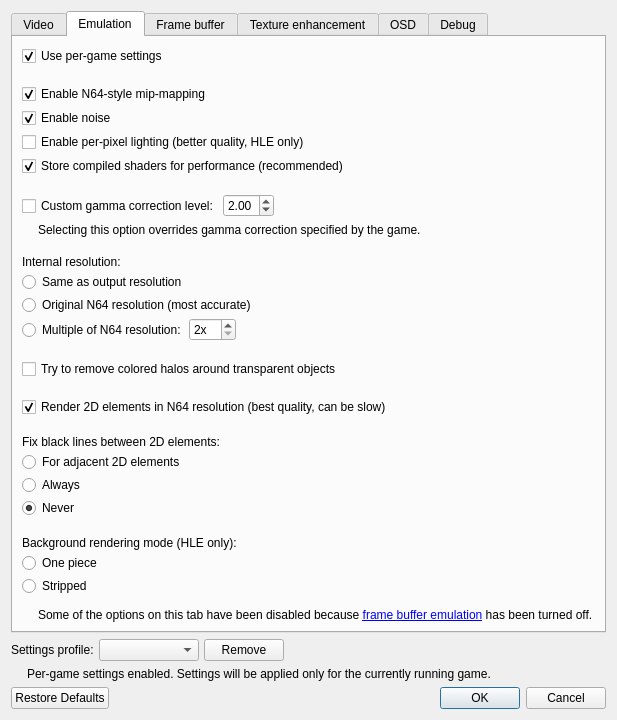
gonetz/GLideN64, file src/GLideNUI/configDialog.ui: the form before one commit.
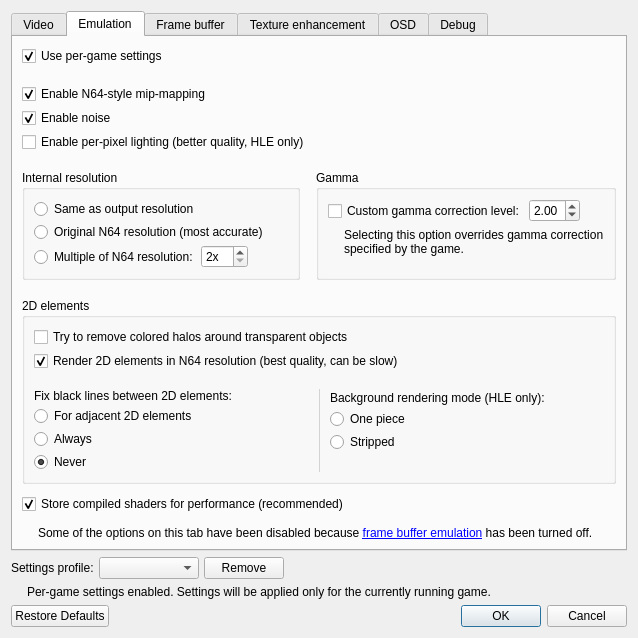
The form after the commit. The open tabs and pages were chosen to show the change. Icons and pictures are not drawn.

Commit message: UI refresh: emulation tab condensed vertically

```diff
--- a/src/GLideNUI/configDialog.ui
+++ b/src/GLideNUI/configDialog.ui
@@ -10,7 +10,7 @@
     <x>0</x>
     <y>0</y>
     <width>559</width>
-    <height>603</height>
+    <height>685</height>
    </rect>
   </property>
   <property name="windowTitle">
@@ -29,10 +29,16 @@
    </property>
    <item>
     <widget class="QTabWidget" name="tabWidget">
+     <property name="sizePolicy">
+      <sizepolicy hsizetype="Expanding" vsizetype="Preferred">
+       <horstretch>0</horstretch>
+       <verstretch>0</verstretch>
+      </sizepolicy>
+     </property>
      <property name="minimumSize">
       <size>
        <width>0</width>
-       <height>590</height>
+       <height>530</height>
       </size>
      </property>
      <property name="usesScrollButtons">
@@ -941,8 +947,8 @@
                   </property>
                   <property name="sizeHint" stdset="0">
                    <size>
-                    <width>20</width>
-                    <height>40</height>
+                    <width>0</width>
+                    <height>0</height>
                    </size>
                   </property>
                  </spacer>
@@ -991,8 +997,8 @@
                   </property>
                   <property name="sizeHint" stdset="0">
                    <size>
-                    <width>20</width>
-                    <height>40</height>
+                    <width>0</width>
+                    <height>0</height>
                    </size>
                   </property>
                  </spacer>
@@ -1156,43 +1162,108 @@
               </property>
              </widget>
             </item>
+           </layout>
+          </widget>
+         </item>
             <item>
-             <widget class="QCheckBox" name="enableShadersStorageCheckBox">
+          <layout class="QHBoxLayout" name="horizontalLayout_20">
+           <property name="spacing">
+            <number>16</number>
+           </property>
+           <item>
+            <widget class="QGroupBox" name="factorGroupBox">
               <property name="toolTip">
-               <string>&lt;html&gt;&lt;head/&gt;&lt;body&gt;&lt;p&gt;Use persistent storage for compiled shader programs.&lt;br/&gt;Each game uses a set of combiners. A combiner is an equation that defines how to build output color from various color inputs. GLideN64 translates shaders, and compiles shader programs on the fly. Shaders are large and complex. If the game uses several new combiners, compiling new shaders will take time and result in stuttering. When this option is checked, these shaders are saved so they're not recompiled the next time you run the game.&lt;/p&gt;&lt;p&gt;[Recommended: &lt;span style=&quot; font-style:italic;&quot;&gt;Checked&lt;/span&gt;]&lt;/p&gt;&lt;/body&gt;&lt;/html&gt;</string>
-              </property>
+              <string>&lt;html&gt;&lt;head/&gt;&lt;body&gt;&lt;p&gt;This option sets the output render buffer size. By default, the render buffer is set to the &lt;span style=&quot; font-weight:600;&quot;&gt;Same as output resolution&lt;/span&gt;, but you can set it to the &lt;span style=&quot; font-weight:600;&quot;&gt;Original N64 resolution&lt;/span&gt; or a &lt;span style=&quot; font-weight:600;&quot;&gt;Multiple of N64 resolution&lt;/span&gt;.&lt;/p&gt;&lt;/body&gt;&lt;/html&gt;</string>
+             </property>
+             <property name="title">
+              <string>Internal resolution</string>
+             </property>
+             <layout class="QVBoxLayout" name="verticalLayout_56">
+              <property name="spacing">
+               <number>3</number>
+              </property>
+              <item>
+               <widget class="QRadioButton" name="factor0xRadioButton">
               <property name="text">
-               <string>Store compiled shaders for performance (recommended)</string>
-              </property>
-              <property name="checked">
-               <bool>true</bool>
-              </property>
-             </widget>
-            </item>
-           </layout>
+                 <string>Same as output resolution</string>
+                </property>
+                <attribute name="buttonGroup">
+                 <string notr="true">factorButtonGroup</string>
+                </attribute>
+               </widget>
+              </item>
+              <item>
+               <widget class="QRadioButton" name="factor1xRadioButton">
+                <property name="text">
+                 <string>Original N64 resolution (most accurate)</string>
+                </property>
+                <attribute name="buttonGroup">
+                 <string notr="true">factorButtonGroup</string>
+                </attribute>
+               </widget>
+              </item>
+              <item>
+               <layout class="QHBoxLayout" name="horizontalLayout_27">
+                <item>
+                 <layout class="QHBoxLayout" name="horizontalLayout_2">
+                  <property name="topMargin">
+                   <number>2</number>
+                  </property>
+                  <item>
+                   <widget class="QRadioButton" name="factorXxRadioButton">
+                    <property name="text">
+                     <string>Multiple of N64 resolution:</string>
+                    </property>
+                    <attribute name="buttonGroup">
+                     <string notr="true">factorButtonGroup</string>
+                    </attribute>
+                   </widget>
+                  </item>
+                 </layout>
+                </item>
+                <item>
+                 <widget class="QSpinBox" name="resolutionFactorSpinBox">
+                  <property name="suffix">
+                   <string>x</string>
+                  </property>
+                  <property name="minimum">
+                   <number>2</number>
+                  </property>
+                  <property name="maximum">
+                   <number>16</number>
+                  </property>
           </widget>
          </item>
          <item>
-          <widget class="QFrame" name="gammaCorrectionFrame">
+                 <spacer name="horizontalSpacer_7">
+                  <property name="orientation">
+                   <enum>Qt::Horizontal</enum>
+                  </property>
+                  <property name="sizeHint" stdset="0">
+                   <size>
+                    <width>40</width>
+                    <height>20</height>
+                   </size>
+                  </property>
+                 </spacer>
+                </item>
+               </layout>
+              </item>
+             </layout>
+            </widget>
+           </item>
+           <item>
+            <widget class="QGroupBox" name="gammaCorrectionGroupBox">
            <property name="toolTip">
             <string>&lt;html&gt;&lt;head/&gt;&lt;body&gt;&lt;p&gt;Some N64 games use gamma correction to brighten the image. When the frame buffer is enabled, gamma correction is applied automatically for all games that use it on the N64. You can use your own gamma correction instead with this option. The default level, used on the N64, is 2.&lt;/p&gt;&lt;p&gt;[Recommended: &lt;span style=&quot; font-style:italic;&quot;&gt;Unchecked; 2.00&lt;/span&gt;]&lt;/p&gt;&lt;/body&gt;&lt;/html&gt;</string>
            </property>
+             <property name="title">
+              <string>Gamma</string>
+             </property>
            <layout class="QVBoxLayout" name="verticalLayout_15">
             <property name="spacing">
              <number>4</number>
             </property>
-            <property name="leftMargin">
-             <number>0</number>
-            </property>
-            <property name="topMargin">
-             <number>0</number>
-            </property>
-            <property name="rightMargin">
-             <number>0</number>
-            </property>
-            <property name="bottomMargin">
-             <number>0</number>
-            </property>
             <item>
              <layout class="QHBoxLayout" name="horizontalLayout_12">
               <item>
@@ -1300,113 +1371,38 @@
               </layout>
              </widget>
             </item>
-           </layout>
-          </widget>
-         </item>
          <item>
-          <widget class="QFrame" name="factorFrame">
-           <property name="toolTip">
-            <string>&lt;html&gt;&lt;head/&gt;&lt;body&gt;&lt;p&gt;This option sets the output render buffer size. By default, the render buffer is set to the &lt;span style=&quot; font-weight:600;&quot;&gt;Same as output resolution&lt;/span&gt;, but you can set it to the &lt;span style=&quot; font-weight:600;&quot;&gt;Original N64 resolution&lt;/span&gt; or a &lt;span style=&quot; font-weight:600;&quot;&gt;Multiple of N64 resolution&lt;/span&gt;.&lt;/p&gt;&lt;/body&gt;&lt;/html&gt;</string>
-           </property>
-           <layout class="QVBoxLayout" name="verticalLayout_56">
-            <property name="spacing">
-             <number>3</number>
-            </property>
-            <property name="leftMargin">
-             <number>0</number>
-            </property>
-            <property name="topMargin">
-             <number>0</number>
-            </property>
-            <property name="rightMargin">
-             <number>0</number>
-            </property>
-            <property name="bottomMargin">
-             <number>0</number>
-            </property>
-            <item>
-             <widget class="QLabel" name="factorLabel">
-              <property name="text">
-               <string>&lt;html&gt;&lt;head/&gt;&lt;body&gt;&lt;p&gt;Internal resolution:&lt;/p&gt;&lt;/body&gt;&lt;/html&gt;</string>
-              </property>
-             </widget>
-            </item>
-            <item>
-             <widget class="QRadioButton" name="factor0xRadioButton">
-              <property name="text">
-               <string>Same as output resolution</string>
-              </property>
-              <attribute name="buttonGroup">
-               <string notr="true">factorButtonGroup</string>
-              </attribute>
-             </widget>
-            </item>
-            <item>
-             <widget class="QRadioButton" name="factor1xRadioButton">
-              <property name="text">
-               <string>Original N64 resolution (most accurate)</string>
-              </property>
-              <attribute name="buttonGroup">
-               <string notr="true">factorButtonGroup</string>
-              </attribute>
-             </widget>
-            </item>
-            <item>
-             <layout class="QHBoxLayout" name="horizontalLayout_27">
-              <item>
-               <layout class="QHBoxLayout" name="horizontalLayout_2">
-                <property name="topMargin">
-                 <number>2</number>
-                </property>
-                <item>
-                 <widget class="QRadioButton" name="factorXxRadioButton">
-                  <property name="text">
-                   <string>Multiple of N64 resolution:</string>
-                  </property>
-                  <attribute name="buttonGroup">
-                   <string notr="true">factorButtonGroup</string>
-                  </attribute>
-                 </widget>
-                </item>
-               </layout>
-              </item>
-              <item>
-               <widget class="QSpinBox" name="resolutionFactorSpinBox">
-                <property name="suffix">
-                 <string>x</string>
-                </property>
-                <property name="minimum">
-                 <number>2</number>
-                </property>
-                <property name="maximum">
-                 <number>16</number>
-                </property>
-               </widget>
-              </item>
-              <item>
-               <spacer name="horizontalSpacer_7">
+               <spacer name="verticalSpacer_15">
                 <property name="orientation">
-                 <enum>Qt::Horizontal</enum>
+                 <enum>Qt::Vertical</enum>
                 </property>
                 <property name="sizeHint" stdset="0">
                  <size>
-                  <width>40</width>
-                  <height>20</height>
+                  <width>0</width>
+                  <height>0</height>
                  </size>
                 </property>
                </spacer>
               </item>
              </layout>
-            </item>
-           </layout>
-          </widget>
-         </item>
+            </widget>
+           </item>
+          </layout>
+         </item>
          <item>
-          <widget class="QFrame" name="nativeRes2DFrame">
+          <widget class="QGroupBox" name="nativeRes2DGroupBox">
+           <property name="title">
+            <string>2D elements</string>
+           </property>
            <layout class="QVBoxLayout" name="verticalLayout_48">
             <property name="spacing">
              <number>18</number>
             </property>
+            <item>
+             <layout class="QVBoxLayout" name="verticalLayout_31">
+              <property name="spacing">
+               <number>4</number>
+              </property>
             <property name="leftMargin">
              <number>0</number>
             </property>
@@ -1439,6 +1435,13 @@
               </property>
              </widget>
             </item>
+             </layout>
+            </item>
+            <item>
+             <layout class="QHBoxLayout" name="horizontalLayout_15">
+              <property name="spacing">
+               <number>9</number>
+              </property>
             <item>
              <widget class="QFrame" name="fixTexrectFrame">
               <property name="toolTip">
@@ -1512,6 +1515,19 @@
               </layout>
              </widget>
             </item>
+              <item>
+               <widget class="Line" name="line_2">
+                <property name="styleSheet">
+                 <string notr="true">color: rgba(0, 0, 0, 15%);</string>
+                </property>
+                <property name="frameShadow">
+                 <enum>QFrame::Plain</enum>
+                </property>
+                <property name="orientation">
+                 <enum>Qt::Vertical</enum>
+                </property>
+               </widget>
+              </item>
             <item>
              <widget class="QFrame" name="bgModeFrame">
               <property name="toolTip">
@@ -1554,14 +1570,45 @@
                  </property>
                 </widget>
                </item>
+                 <item>
+                  <spacer name="verticalSpacer_13">
+                   <property name="orientation">
+                    <enum>Qt::Vertical</enum>
+                   </property>
+                   <property name="sizeType">
+                    <enum>QSizePolicy::Preferred</enum>
+                   </property>
+                   <property name="sizeHint" stdset="0">
+                    <size>
+                     <width>0</width>
+                     <height>20</height>
+                    </size>
+                   </property>
+                  </spacer>
+                 </item>
               </layout>
              </widget>
             </item>
            </layout>
+            </item>
+           </layout>
           </widget>
          </item>
         </layout>
        </item>
+       <item>
+        <widget class="QCheckBox" name="enableShadersStorageCheckBox">
+         <property name="toolTip">
+          <string>&lt;html&gt;&lt;head/&gt;&lt;body&gt;&lt;p&gt;Use persistent storage for compiled shader programs.&lt;br/&gt;Each game uses a set of combiners. A combiner is an equation that defines how to build output color from various color inputs. GLideN64 translates shaders, and compiles shader programs on the fly. Shaders are large and complex. If the game uses several new combiners, compiling new shaders will take time and result in stuttering. When this option is checked, these shaders are saved so they're not recompiled the next time you run the game.&lt;/p&gt;&lt;p&gt;[Recommended: &lt;span style=&quot; font-style:italic;&quot;&gt;Checked&lt;/span&gt;]&lt;/p&gt;&lt;/body&gt;&lt;/html&gt;</string>
+         </property>
+         <property name="text">
+          <string>Store compiled shaders for performance (recommended)</string>
+         </property>
+         <property name="checked">
+          <bool>true</bool>
+         </property>
+        </widget>
+       </item>
        <item>
         <spacer name="verticalSpacer_2">
          <property name="orientation">
```
Left out of the diff: 152 changed lines with no effect on the pictures. Lines whose indentation alone changed are shown as unchanged. The commit also changes 1 other file.
